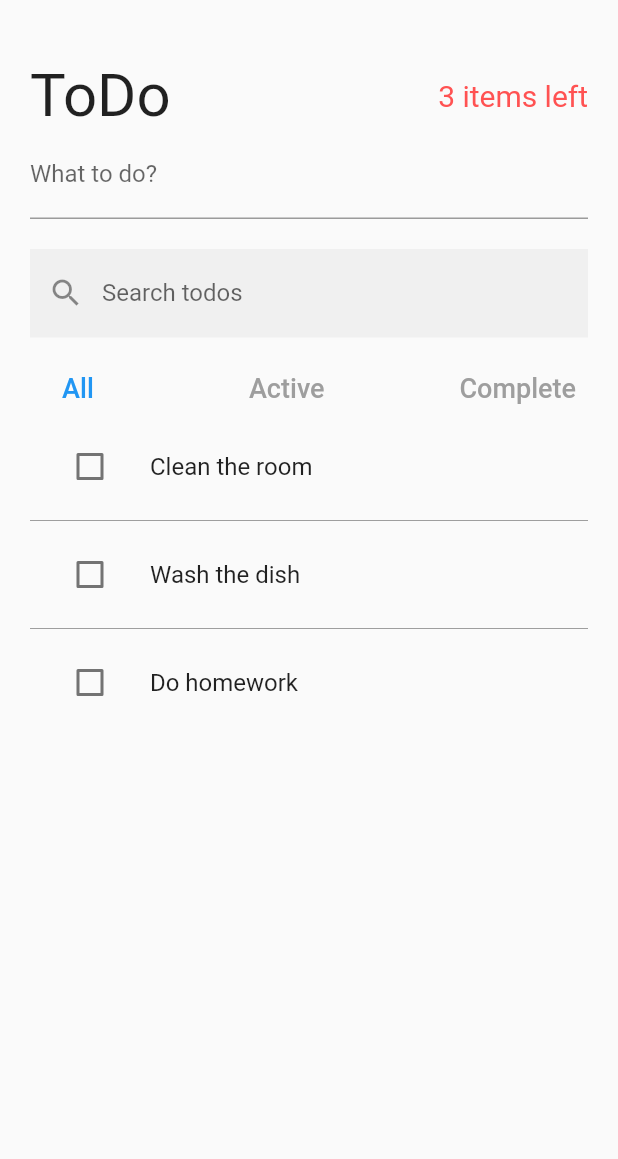
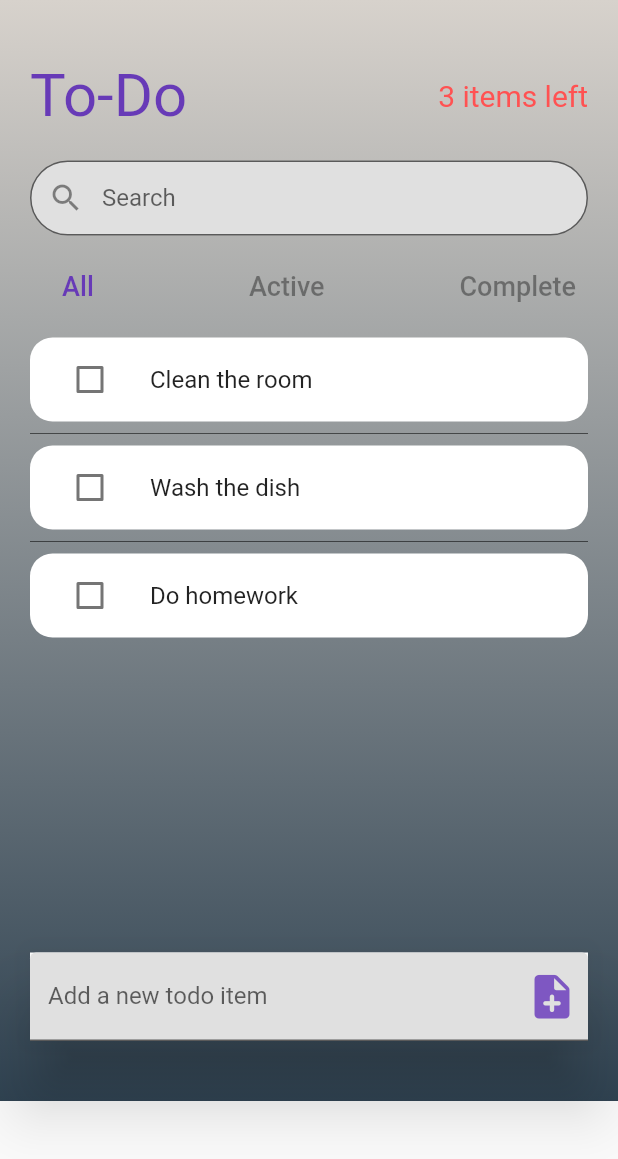
Before and after one commit to MohammadLashkari/todo-app, a Flutter app: the screen it shows after launch, on a phone screen of 412 x 824 dp. Shown: the top 1159 px of the screen. Run offline on Flutter 3.47's test engine with Material 2 defaults, Android fonts, the phone set to English and light mode, and no system bars; our stand-ins replace equatable.

Commit message:
finished ui

```diff
--- a/lib/main.dart
+++ b/lib/main.dart
@@ -50,7 +50,11 @@ class MyApp extends StatelessWidget {
         debugShowCheckedModeBanner: false,
         title: title,
         theme: ThemeData(
-          primarySwatch: Colors.blue,
+          primarySwatch: Colors.deepPurple,
+          scrollbarTheme: ScrollbarThemeData(
+            thumbColor: MaterialStateProperty.all(Colors.deepPurple),
+            crossAxisMargin: 2,
+          ),
         ),
         home: const TodoPage(),
       ),
--- a/lib/pages/todos_page.dart
+++ b/lib/pages/todos_page.dart
@@ -1,6 +1,5 @@
 import 'package:flutter/material.dart';
-
-import '../widgets/widgets.dart';
+import 'package:todo/widgets/widgets.dart';
 
 class TodoPage extends StatefulWidget {
   const TodoPage({Key? key}) : super(key: key);
@@ -10,24 +9,45 @@ class TodoPage extends StatefulWidget {
 }
 
 class _TodoPageState extends State<TodoPage> {
+  final ScrollController scrollController = ScrollController();
   @override
   Widget build(BuildContext context) {
     return GestureDetector(
       onTap: () => FocusScope.of(context).unfocus(),
       child: SafeArea(
         child: Scaffold(
-          body: SingleChildScrollView(
-            child: Padding(
-              padding:
-                  const EdgeInsets.symmetric(horizontal: 20.0, vertical: 40.0),
-              child: Column(
-                children: const [
-                  TodoHeader(),
-                  CreateTodo(),
-                  SizedBox(height: 20.0),
-                  SearchAndFilterTodo(),
-                  ShowTodo(),
+          body: Container(
+            decoration: const BoxDecoration(
+              gradient: LinearGradient(
+                colors: [
+                  Color(0xff304352),
+                  Color(0xffd7d2cc),
                 ],
+                begin: Alignment.bottomCenter,
+                end: Alignment.topCenter,
+              ),
+            ),
+            child: SingleChildScrollView(
+              controller: scrollController,
+              child: Padding(
+                padding: const EdgeInsets.symmetric(
+                    horizontal: 20.0, vertical: 40.0),
+                child: Column(
+                  children: [
+                    const TodoHeader(),
+                    const SizedBox(height: 20.0),
+                    const SearchTodo(),
+                    const SizedBox(height: 10.0),
+                    const FiltersTodo(),
+                    const SizedBox(height: 10.0),
+                    SizedBox(
+                      height: 390,
+                      child: ShowTodo(scrollController: scrollController),
+                    ),
+                    const SizedBox(height: 20),
+                    const CreateTodo(),
+                  ],
+                ),
               ),
             ),
           ),
--- a/lib/widgets/creat_todo.dart
+++ b/lib/widgets/creat_todo.dart
@@ -20,15 +20,28 @@ class _CreateTodoState extends State<CreateTodo> {
 
   @override
   Widget build(BuildContext context) {
-    return TextField(
+    return Material(
+      elevation: 20.0,
+      child: TextField(
         controller: newTodoController,
-      decoration: const InputDecoration(labelText: 'What to do?'),
+        decoration: InputDecoration(
+          labelText: 'Add a new todo item',
+          filled: true,
+          fillColor: Colors.grey[300],
+          floatingLabelStyle: const TextStyle(fontSize: 17),
+          suffixIcon: Icon(
+            Icons.note_add_rounded,
+            size: 35,
+            color: Colors.deepPurple[400],
+          ),
+        ),
         onSubmitted: (String? todoDesc) {
           if (todoDesc != null && todoDesc.trim().isNotEmpty) {
             context.read<TodoList>().addTodo(todoDesc);
             newTodoController.clear();
           }
         },
+      ),
     );
   }
 }
--- /dev/null
+++ b/lib/widgets/filter_todo.dart
@@ -0,0 +1,44 @@
+import 'package:flutter/material.dart';
+import '../providers/providers.dart';
+import 'package:provider/provider.dart';
+import '../models/todo_model.dart';
+
+class FiltersTodo extends StatelessWidget {
+  const FiltersTodo({Key? key}) : super(key: key);
+
+  @override
+  Widget build(BuildContext context) {
+    return Row(
+      mainAxisAlignment: MainAxisAlignment.spaceBetween,
+      children: <Widget>[
+        buildFilterButton(context, Filter.all),
+        buildFilterButton(context, Filter.active),
+        buildFilterButton(context, Filter.completed),
+      ],
+    );
+  }
+
+  Widget buildFilterButton(BuildContext context, Filter filter) {
+    return TextButton(
+      onPressed: () {
+        context.read<TodoFilter>().changeFilter(filter);
+      },
+      child: Text(
+        filter == Filter.all
+            ? 'All'
+            : filter == Filter.active
+                ? 'Active'
+                : 'Complete',
+        style: TextStyle(
+          fontSize: 18.0,
+          color: buttonColor(context, filter),
+        ),
+      ),
+    );
+  }
+
+  Color? buttonColor(BuildContext context, Filter filter) {
+    final currentFilter = context.watch<TodoFilter>().state.filter;
+    return currentFilter == filter ? Colors.deepPurple : Colors.black38;
+  }
+}
--- a/lib/widgets/header_todo.dart
+++ b/lib/widgets/header_todo.dart
@@ -11,9 +11,10 @@ class TodoHeader extends StatelessWidget {
       mainAxisAlignment: MainAxisAlignment.spaceBetween,
       children: <Widget>[
         const Text(
-          'ToDo',
+          'To-Do',
           style: TextStyle(
             fontSize: 40,
+            color: Colors.deepPurple,
           ),
         ),
         Text(
--- a/lib/widgets/search_filter_todo.dart
+++ /dev/null
@@ -1,62 +0,0 @@
-import 'package:flutter/material.dart';
-import '../providers/providers.dart';
-import 'package:provider/provider.dart';
-import '../models/todo_model.dart';
-
-class SearchAndFilterTodo extends StatelessWidget {
-  const SearchAndFilterTodo({Key? key}) : super(key: key);
-
-  @override
-  Widget build(BuildContext context) {
-    return Column(
-      children: <Widget>[
-        TextField(
-          decoration: const InputDecoration(
-            labelText: 'Search todos',
-            border: InputBorder.none,
-            filled: true,
-            prefixIcon: Icon(Icons.search),
-          ),
-          onChanged: (String? newSearchTerm) {
-            if (newSearchTerm != null) {
-              context.read<TodoSearch>().setSearchTerm(newSearchTerm);
-            }
-          },
-        ),
-        const SizedBox(height: 10.0),
-        Row(
-          mainAxisAlignment: MainAxisAlignment.spaceBetween,
-          children: <Widget>[
-            buildFilterButton(context, Filter.all),
-            buildFilterButton(context, Filter.active),
-            buildFilterButton(context, Filter.completed),
-          ],
-        ),
-      ],
-    );
-  }
-
-  Widget buildFilterButton(BuildContext context, Filter filter) {
-    return TextButton(
-      onPressed: () {
-        context.read<TodoFilter>().changeFilter(filter);
-      },
-      child: Text(
-        filter == Filter.all
-            ? 'All'
-            : filter == Filter.active
-                ? 'Active'
-                : 'Complete',
-        style: TextStyle(
-          fontSize: 18.0,
-          color: buttonColor(context, filter),
-        ),
-      ),
-    );
-  }
-
-  Color buttonColor(BuildContext context, Filter filter) {
-    final currentFilter = context.watch<TodoFilter>().state.filter;
-    return currentFilter == filter ? Colors.blue : Colors.grey;
-  }
-}
--- /dev/null
+++ b/lib/widgets/search_todo.dart
@@ -0,0 +1,31 @@
+import 'package:flutter/material.dart';
+import '../providers/providers.dart';
+import 'package:provider/provider.dart';
+
+class SearchTodo extends StatelessWidget {
+  const SearchTodo({Key? key}) : super(key: key);
+
+  @override
+  Widget build(BuildContext context) {
+    return SizedBox(
+      height: 50,
+      child: TextField(
+        decoration: InputDecoration(
+          fillColor: Colors.grey[300],
+          border: OutlineInputBorder(
+            borderRadius: BorderRadius.circular(30.0),
+          ),
+          labelText: 'Search',
+          floatingLabelStyle: const TextStyle(fontSize: 20),
+          filled: true,
+          prefixIcon: const Icon(Icons.search),
+        ),
+        onChanged: (String? newSearchTerm) {
+          if (newSearchTerm != null) {
+            context.read<TodoSearch>().setSearchTerm(newSearchTerm);
+          }
+        },
+      ),
+    );
+  }
+}
--- a/lib/widgets/show_todo.dart
+++ b/lib/widgets/show_todo.dart
@@ -4,19 +4,23 @@ import 'package:provider/provider.dart';
 import '../models/todo_model.dart';
 
 class ShowTodo extends StatelessWidget {
-  const ShowTodo({Key? key}) : super(key: key);
+  final ScrollController scrollController;
+  const ShowTodo({Key? key, required this.scrollController}) : super(key: key);
 
   @override
   Widget build(BuildContext context) {
     final todos = context.watch<FilteredTodo>().state.filteredTodos;
 
-    return ListView.separated(
+    return Scrollbar(
+      controller: scrollController,
+      thumbVisibility: true,
+      child: ListView.separated(
         primary: false,
         shrinkWrap: true,
         itemCount: todos.length,
         separatorBuilder: (BuildContext context, int index) {
           return const Divider(
-          color: Colors.grey,
+            color: Colors.black54,
           );
         },
         itemBuilder: (BuildContext context, int index) {
@@ -35,6 +39,7 @@ class ShowTodo extends StatelessWidget {
             ),
           );
         },
+      ),
     );
   }
 
@@ -58,6 +63,11 @@ class ShowTodo extends StatelessWidget {
       barrierDismissible: false,
       builder: (context) {
         return AlertDialog(
+          shape: const RoundedRectangleBorder(
+            borderRadius: BorderRadius.all(
+              Radius.circular(32.0),
+            ),
+          ),
           title: const Text('Are you sure ?'),
           content: const Text('Do you really want to delete ?'),
           actions: [
@@ -104,7 +114,12 @@ class _TodoItemState extends State<TodoItem> {
 
   @override
   Widget build(BuildContext context) {
-    return ListTile(
+    return Container(
+      decoration: BoxDecoration(
+        color: Colors.white,
+        borderRadius: BorderRadius.circular(15),
+      ),
+      child: ListTile(
         leading: Checkbox(
           value: widget.todo.completed,
           onChanged: (bool? checked) {
@@ -115,6 +130,7 @@ class _TodoItemState extends State<TodoItem> {
           editTodo(context);
         },
         title: Text(widget.todo.desc),
+      ),
     );
   }
 
@@ -127,6 +143,11 @@ class _TodoItemState extends State<TodoItem> {
         return StatefulBuilder(
           builder: (BuildContext context, StateSetter setState) {
             return AlertDialog(
+              shape: const RoundedRectangleBorder(
+                borderRadius: BorderRadius.all(
+                  Radius.circular(32.0),
+                ),
+              ),
               title: const Text('Edit Todo'),
               content: TextField(
                 controller: textController,
--- a/lib/widgets/widgets.dart
+++ b/lib/widgets/widgets.dart
@@ -1,4 +1,5 @@
 export 'header_todo.dart';
 export 'creat_todo.dart';
-export 'search_filter_todo.dart';
+export 'filter_todo.dart';
 export 'show_todo.dart';
+export 'search_todo.dart';
```
Lines whose indentation alone changed are shown as unchanged.
